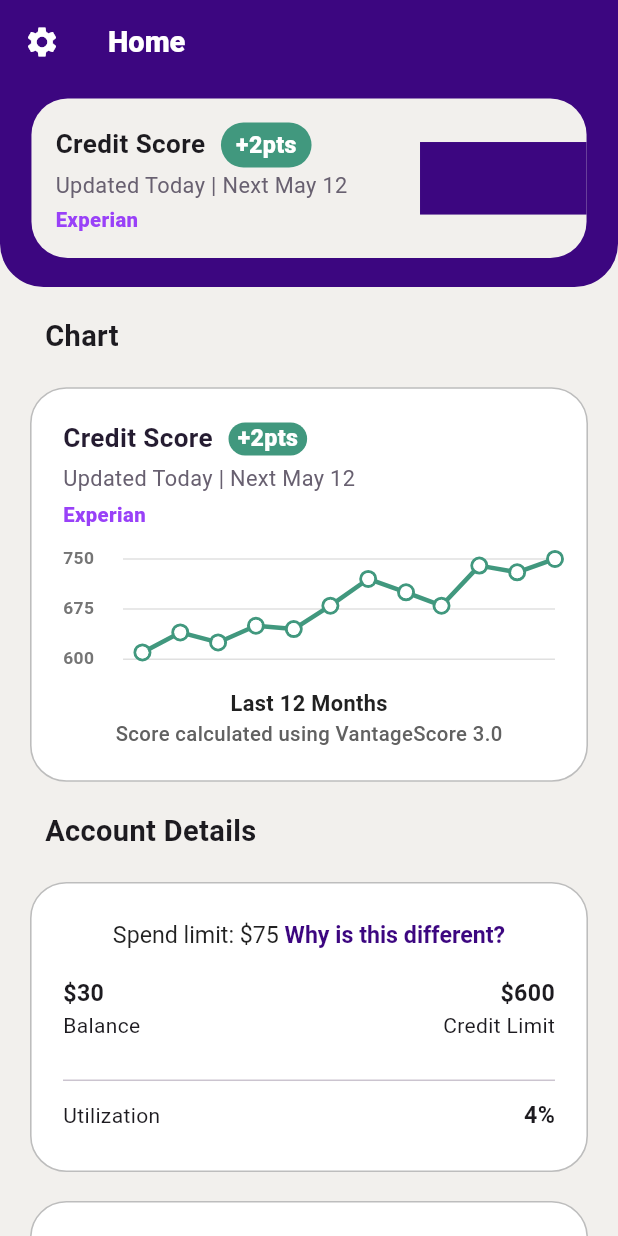
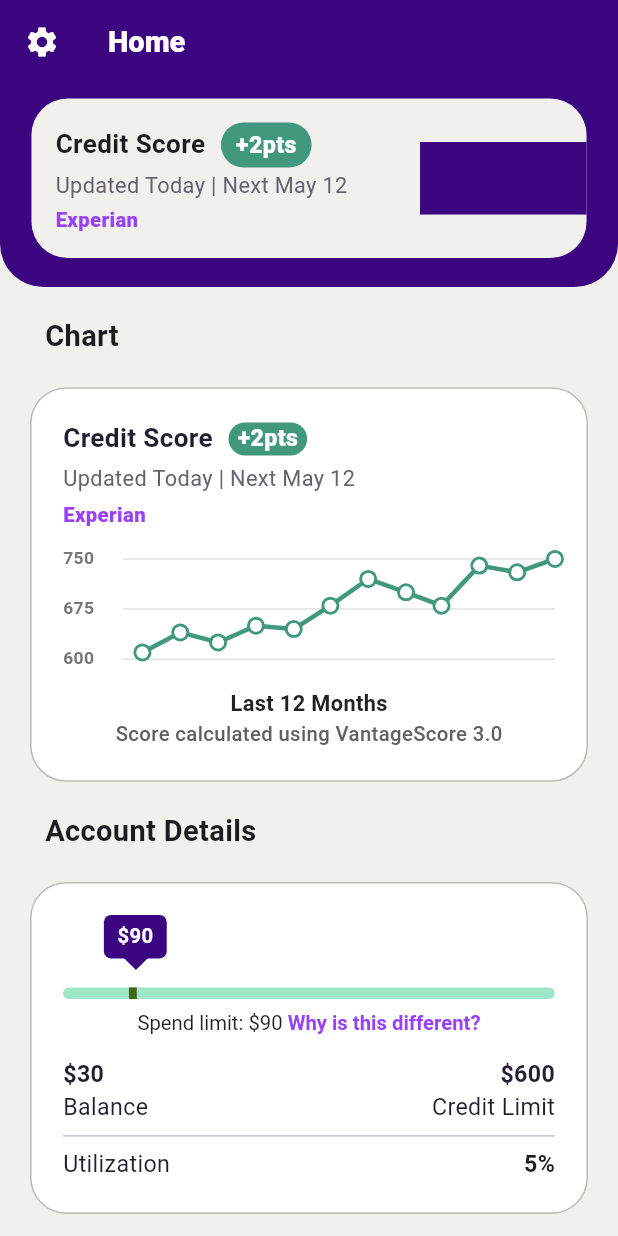
Before and after one commit to Conflei/debtflix, a Flutter app: the screen it shows after launch, on a phone screen of 412 x 824 dp. Run offline on Flutter 3.47's test engine with Material 3 defaults, Android fonts, the phone set to English and light mode, and no system bars; drawn by our look-alikes of fl_chart; our stand-ins replace auto_route, flutter_riverpod, flutter_screenutil, google_fonts, hive; accounts and stored records are empty.

Commit message:
Finished adding progress slider for the spend limit including animation and amount marker

```diff
--- a/lib/core/misc/app_colors.dart
+++ b/lib/core/misc/app_colors.dart
@@ -8,6 +8,7 @@ class AppColors {
   static const Color darkPurple = Color(0xFF39077C);
   static const Color lightGrey = Color(0xFFD9D8DC);
   static const Color lightGreen = Color(0xFF41987e);
+  static const Color paleGreen = Color(0xFFa0e6c9);
   static const Color darkGreen = Color(0xFF436619);
   static const Color purpleTitle = Color(0xFF251c31);
   static const Color purpleTitleLight = Color(0xFF686070);
--- a/lib/features/credit/view/credit_page.dart
+++ b/lib/features/credit/view/credit_page.dart
@@ -195,7 +195,7 @@ class _CreditPageState extends ConsumerState<CreditPage> {
               // SizedBox(height: 20.h),
               AccountDetailsWidget(),
               SizedBox(height: 20.h),
-              // CreditCardAccountsWidget(),
+              CreditCardAccountsWidget(),
               SizedBox(height: 400.h),
             ],
           ),
--- a/lib/features/credit/view/widgets/account_details_widget.dart
+++ b/lib/features/credit/view/widgets/account_details_widget.dart
@@ -1,3 +1,5 @@
+import 'dart:math' as math;
+
 import 'package:debtflix/core/misc/app_colors.dart';
 import 'package:debtflix/core/misc/utils.dart';
 import 'package:debtflix/data/models/credit_card_account.dart';
@@ -15,6 +17,84 @@ class AccountDetailsWidget extends ConsumerWidget {
 
   int _calculateTotalLimit(List<CreditCardAccount> creditCardAccounts) {
     return creditCardAccounts.fold(0, (sum, account) => sum + account.limit);
+  }
+
+  Widget _spentLimitWidget(BuildContext context, WidgetRef ref) {
+    final user = ref.watch(userProvider);
+
+    if (user == null) {
+      return Container();
+    }
+
+    return SizedBox(
+      width: double.infinity,
+
+      child: TweenAnimationBuilder<double>(
+        duration: const Duration(milliseconds: 1500),
+        curve: Curves.easeOutCubic,
+        tween: Tween<double>(
+          begin: 0.0,
+          end:
+              (user.creditData.spendLimit / user.creditData.avaCreditCard.limit)
+                  .clamp(0.0, 1.0),
+        ),
+        builder: (context, value, child) {
+          return FractionallySizedBox(
+            alignment: Alignment.centerLeft,
+            widthFactor: value * 1,
+            child: Container(
+              alignment: Alignment.topRight,
+
+              child: Transform.translate(
+                offset: Offset(22.5.w, 0),
+                child: Container(
+                  width: 50.w,
+                  height: 50.h,
+                  color: Colors.transparent,
+
+                  child: Stack(
+                    alignment: Alignment.topCenter,
+                    children: [
+                      Positioned(
+                        bottom: 15,
+                        child: Transform.rotate(
+                          angle: math.pi / 4,
+                          child: Container(
+                            width: 15.w,
+                            height: 15.h,
+                            decoration: BoxDecoration(color: AppColors.purple),
+                          ),
+                        ),
+                      ),
+                      Container(
+                        width: 40.w,
+                        height: 30.h,
+                        decoration: BoxDecoration(
+                          color: AppColors.purple,
+                          borderRadius: BorderRadius.circular(5.r),
+                        ),
+                        child: Center(
+                          child: Text(
+                            Utils.formatCurrency(user.creditData.spendLimit),
+                            overflow: TextOverflow.fade,
+                            maxLines: 1,
+                            style: TextStyle(
+                              fontSize: 14.sp,
+                              fontWeight: FontWeight.w600,
+                              color: Colors.white,
+                            ),
+                          ),
+                        ),
+                      ),
+                    ],
+                  ),
+                ),
+              ),
+            ),
+          );
+        },
+      ),
+    );
   }
 
   @override
@@ -51,11 +131,12 @@ class AccountDetailsWidget extends ConsumerWidget {
             ),
           ),
           SizedBox(height: 20.h),
+
           Padding(
             padding: const EdgeInsets.symmetric(horizontal: 20.0),
             child: Container(
               width: double.infinity,
-              height: 200.h,
+
               decoration: BoxDecoration(
                 color: Colors.white,
                 borderRadius: BorderRadius.circular(25.r),
@@ -66,10 +147,51 @@ class AccountDetailsWidget extends ConsumerWidget {
                 child: Column(
                   mainAxisAlignment: MainAxisAlignment.spaceEvenly,
                   children: [
+                    _spentLimitWidget(context, ref),
+
+                    Container(
+                      width: double.infinity,
+                      height: 8.h,
+                      decoration: BoxDecoration(
+                        color: AppColors.paleGreen,
+                        borderRadius: BorderRadius.circular(4.r),
+                      ),
+                      child: TweenAnimationBuilder<double>(
+                        duration: const Duration(milliseconds: 1500),
+                        curve: Curves.easeOutCubic,
+                        tween: Tween<double>(
+                          begin: 0.0,
+                          end:
+                              (user.creditData.spendLimit /
+                                      user.creditData.avaCreditCard.limit)
+                                  .clamp(0.0, 1.0),
+                        ),
+                        builder: (context, value, child) {
+                          return FractionallySizedBox(
+                            alignment: Alignment.centerLeft,
+                            widthFactor: value,
+                            child: Container(
+                              alignment: Alignment.centerRight,
+                              decoration: BoxDecoration(
+                                color: Colors.transparent,
+                                borderRadius: BorderRadius.circular(4.r),
+                              ),
+                              child: Container(
+                                width: 5.w,
+                                decoration: BoxDecoration(
+                                  color: AppColors.darkGreen,
+                                ),
+                              ),
+                            ),
+                          );
+                        },
+                      ),
+                    ),
+                    SizedBox(height: 8.h),
                     RichText(
                       text: TextSpan(
                         style: TextStyle(
-                          fontSize: 16.sp,
+                          fontSize: 14.sp,
                           color: Colors.black87,
                         ),
                         children: [
@@ -80,14 +202,15 @@ class AccountDetailsWidget extends ConsumerWidget {
                           TextSpan(
                             text: "Why is this different?",
                             style: TextStyle(
-                              color: AppColors.purple,
+                              color: AppColors.lightPurple,
                               fontWeight: FontWeight.bold,
+                              fontSize: 14.sp,
                             ),
                           ),
                         ],
                       ),
                     ),
-                    SizedBox(height: 10.h),
+                    SizedBox(height: 16.h),
                     Row(
                       mainAxisAlignment: MainAxisAlignment.spaceBetween,
                       children: [
@@ -101,9 +224,17 @@ class AccountDetailsWidget extends ConsumerWidget {
                               style: TextStyle(
                                 fontWeight: FontWeight.bold,
                                 fontSize: 16.sp,
+                                color: AppColors.purpleTitle,
                               ),
                             ),
-                            Text("Balance"),
+                            Text(
+                              "Balance",
+                              style: TextStyle(
+                                fontSize: 16.sp,
+                                fontWeight: FontWeight.w400,
+                                color: AppColors.purpleTitle,
+                              ),
+                            ),
                           ],
                         ),
                         Column(
@@ -116,21 +247,36 @@ class AccountDetailsWidget extends ConsumerWidget {
                               style: TextStyle(
                                 fontWeight: FontWeight.bold,
                                 fontSize: 16.sp,
+                                color: AppColors.purpleTitle,
                               ),
                             ),
-                            Text("Credit Limit"),
+                            Text(
+                              "Credit Limit",
+                              style: TextStyle(
+                                fontSize: 16.sp,
+                                fontWeight: FontWeight.w400,
+                                color: AppColors.purpleTitle,
+                              ),
+                            ),
                           ],
                         ),
                       ],
                     ),
-                    SizedBox(height: 10.h),
+
                     Divider(),
                     Row(
                       mainAxisAlignment: MainAxisAlignment.spaceBetween,
                       children: [
-                        Text("Utilization"),
                         Text(
-                          "4%",
+                          "Utilization",
+                          style: TextStyle(
+                            fontSize: 16.sp,
+                            fontWeight: FontWeight.w400,
+                            color: AppColors.purpleTitle,
+                          ),
+                        ),
+                        Text(
+                          "${((user.creditData.avaCreditCard.balance / user.creditData.avaCreditCard.limit) * 100).toStringAsFixed(0)}%",
                           style: TextStyle(
                             fontWeight: FontWeight.bold,
                             fontSize: 16.sp,
--- a/lib/main.dart
+++ b/lib/main.dart
@@ -81,7 +81,7 @@
             limit: 600,
             lastReported: DateTime.now().subtract(Duration(days: 5)),
           ),
-          spendLimit: 75,
+          spendLimit: 90,
         ),
       );
 
```
